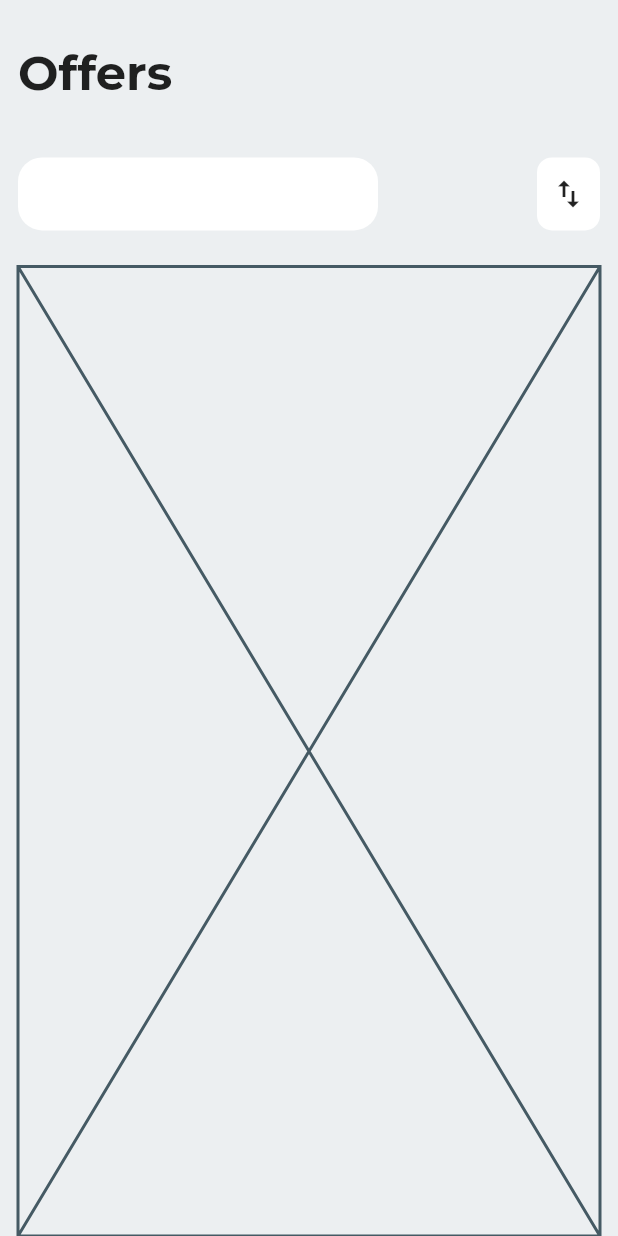
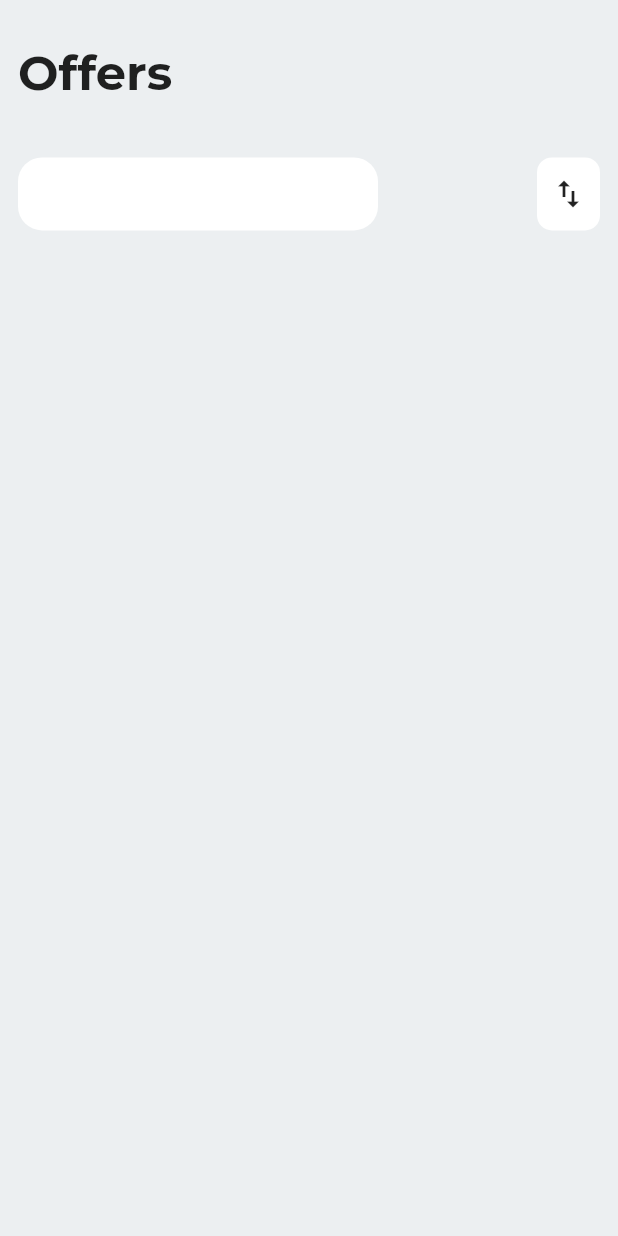
Before and after one commit to JAICHANGPARK/flutter_notebook_11th_story, a Flutter app: the screen it shows after launch, on a phone screen of 412 x 824 dp. Run offline on Flutter 3.47's test engine with Material 2 defaults, Android fonts, the phone set to English and light mode, and no system bars; our stand-ins replace backdrop, badges, flutter_inner_drawer, flutter_slidable, flutter_swiper, google_fonts.

Commit message:
Update offers_home_page.dart

```diff
--- a/lib/ep741_offers_app/ui/offers_home_page.dart
+++ b/lib/ep741_offers_app/ui/offers_home_page.dart
@@ -50,7 +50,11 @@ class _OffersHomePageState extends State<OffersHomePage> {
                     ],
                   )),
               SizedBox(height: 16),
-              Expanded(flex: 20, child: Placeholder()),
+              Expanded(flex: 20, child: ListView(
+                children: [
+                  Container()
+                ],
+              )),
             ],
           ),
         ),
```
